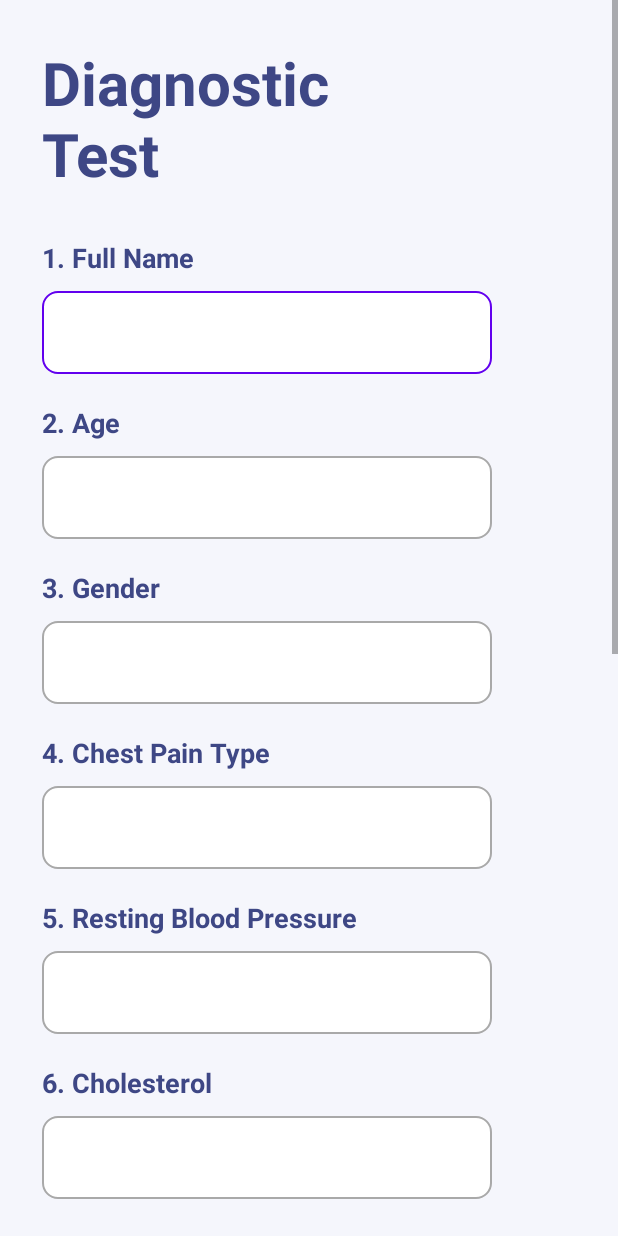
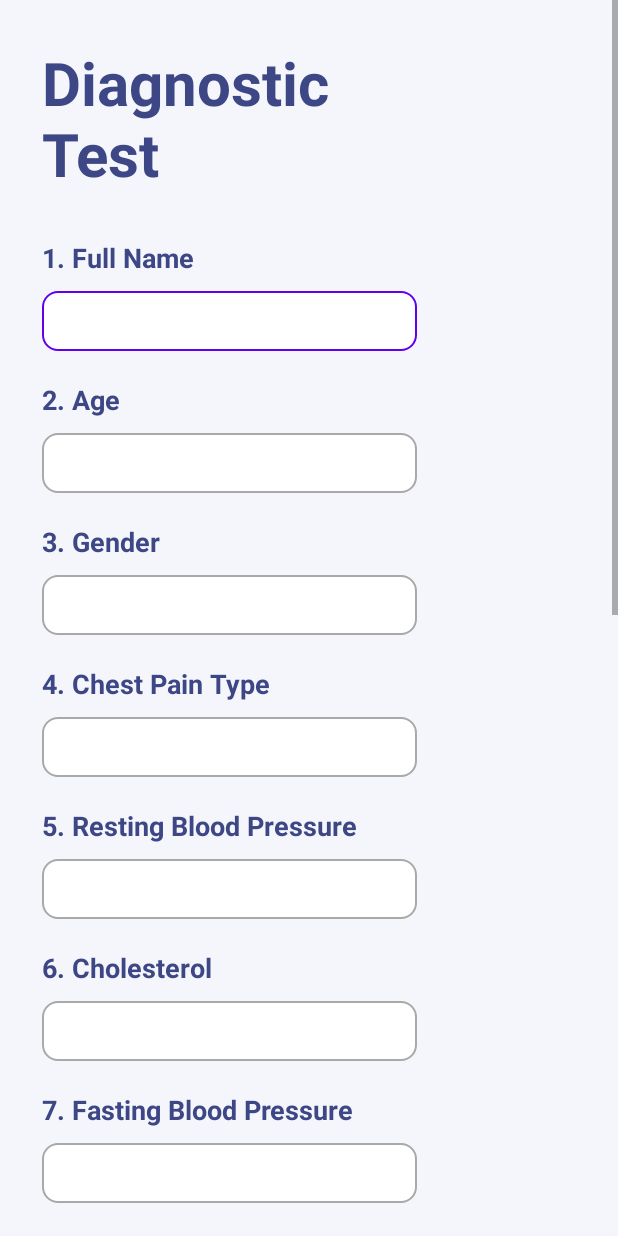
Before and after one commit to klandestinnervio/NervioAndroid, an Android app: the DiagnosticTestActivity screen opened directly, with no data from a screen before it, on a phone screen of 412 x 824 dp. Run offline under Robolectric (Android 15) with nearby library versions, the phone set to English and light mode, and no system bars; libraries missing offline, so code that uses them is left out: org.tensorflow.lite.

Commit message:
penambahan logic diagnosis test

```diff
--- a/app/src/main/res/layout/activity_diagnostic_test.xml
+++ b/app/src/main/res/layout/activity_diagnostic_test.xml
@@ -34,8 +34,9 @@
             android:textSize="18sp" />
 
         <EditText
-            android:layout_width="300dp"
-            android:layout_height="55dp"
+            android:id="@+id/user_name"
+            android:layout_width="250dp"
+            android:layout_height="40dp"
             android:layout_marginStart="20dp"
             android:layout_marginTop="10dp"
             android:background="@drawable/custom_input"
@@ -54,13 +55,14 @@
             android:textSize="18sp" />
 
         <EditText
-            android:layout_width="300dp"
-            android:layout_height="55dp"
+            android:id="@+id/user_age"
+            android:layout_width="250dp"
+            android:layout_height="40dp"
             android:layout_marginStart="20dp"
             android:layout_marginTop="10dp"
             android:background="@drawable/custom_input"
             android:ems="10"
-            android:inputType="text"
+            android:inputType="number"
             android:textSize="15sp" />
         <TextView
             android:layout_width="wrap_content"
@@ -73,13 +75,14 @@
             android:textSize="18sp" />
 
         <EditText
-            android:layout_width="300dp"
-            android:layout_height="55dp"
+            android:id="@+id/user_gender"
+            android:layout_width="250dp"
+            android:layout_height="40dp"
             android:layout_marginStart="20dp"
             android:layout_marginTop="10dp"
             android:background="@drawable/custom_input"
             android:ems="10"
-            android:inputType="text"
+            android:inputType="number"
             android:textSize="15sp" />
         <TextView
             android:layout_width="wrap_content"
@@ -91,13 +94,14 @@
             android:textColor="#3E4785"
             android:textSize="18sp" />
         <EditText
-            android:layout_width="300dp"
-            android:layout_height="55dp"
+            android:id="@+id/user_chest_pain"
+            android:layout_width="250dp"
+            android:layout_height="40dp"
             android:layout_marginStart="20dp"
             android:layout_marginTop="10dp"
             android:background="@drawable/custom_input"
             android:ems="10"
-            android:inputType="text"
+            android:inputType="number"
             android:textSize="15sp" />
         <TextView
             android:layout_width="wrap_content"
@@ -109,13 +113,14 @@
             android:textColor="#3E4785"
             android:textSize="18sp" />
         <EditText
-            android:layout_width="300dp"
-            android:layout_height="55dp"
+            android:id="@+id/user_rest_blood"
+            android:layout_width="250dp"
+            android:layout_height="40dp"
             android:layout_marginStart="20dp"
             android:layout_marginTop="10dp"
             android:background="@drawable/custom_input"
             android:ems="10"
-            android:inputType="text"
+            android:inputType="number"
             android:textSize="15sp" />
         <TextView
             android:layout_width="wrap_content"
@@ -127,13 +132,14 @@
             android:textColor="#3E4785"
             android:textSize="18sp" />
         <EditText
-            android:layout_width="300dp"
-            android:layout_height="55dp"
+            android:id="@+id/user_cholesterol"
+            android:layout_width="250dp"
+            android:layout_height="40dp"
             android:layout_marginStart="20dp"
             android:layout_marginTop="10dp"
             android:background="@drawable/custom_input"
             android:ems="10"
-            android:inputType="text"
+            android:inputType="number"
             android:textSize="15sp" />
         <TextView
             android:layout_width="wrap_content"
@@ -145,13 +151,33 @@
             android:textColor="#3E4785"
             android:textSize="18sp" />
         <EditText
-            android:layout_width="300dp"
-            android:layout_height="55dp"
+            android:id="@+id/user_fasting_blood"
+            android:layout_width="250dp"
+            android:layout_height="40dp"
             android:layout_marginStart="20dp"
             android:layout_marginTop="10dp"
             android:background="@drawable/custom_input"
             android:ems="10"
-            android:inputType="text"
+            android:inputType="number"
+            android:textSize="15sp" />
+        <TextView
+            android:layout_width="wrap_content"
+            android:layout_height="wrap_content"
+            android:layout_marginStart="20dp"
+            android:layout_marginTop="20dp"
+            android:textStyle="bold"
+            android:text="8. Resting Electrocardiographic"
+            android:textColor="#3E4785"
+            android:textSize="18sp" />
+        <EditText
+            android:id="@+id/user_rest_electro"
+            android:layout_width="250dp"
+            android:layout_height="40dp"
+            android:layout_marginStart="20dp"
+            android:layout_marginTop="10dp"
+            android:background="@drawable/custom_input"
+            android:ems="10"
+            android:inputType="number"
             android:textSize="15sp" />
         <TextView
             android:layout_width="wrap_content"
@@ -159,17 +185,18 @@
             android:layout_marginStart="20dp"
             android:textStyle="bold"
             android:layout_marginTop="20dp"
-            android:text="8. Max Heart Rate Achieved"
+            android:text="9. Max Heart Rate Achieved"
             android:textColor="#3E4785"
             android:textSize="18sp" />
         <EditText
-            android:layout_width="300dp"
-            android:layout_height="55dp"
+            android:id="@+id/user_heart_rate"
+            android:layout_width="250dp"
+            android:layout_height="40dp"
             android:layout_marginStart="20dp"
             android:layout_marginTop="10dp"
             android:background="@drawable/custom_input"
             android:ems="10"
-            android:inputType="text"
+            android:inputType="number"
             android:textSize="15sp" />
         <TextView
             android:layout_width="wrap_content"
@@ -177,17 +204,18 @@
             android:layout_marginStart="20dp"
             android:textStyle="bold"
             android:layout_marginTop="20dp"
-            android:text="9. ST Depression induced exercise"
+            android:text="10. Excercise Induced Angina"
             android:textColor="#3E4785"
             android:textSize="18sp" />
         <EditText
-            android:layout_width="300dp"
-            android:layout_height="55dp"
+            android:id="@+id/user_induced_angina"
+            android:layout_width="250dp"
+            android:layout_height="40dp"
             android:layout_marginStart="20dp"
             android:layout_marginTop="10dp"
             android:background="@drawable/custom_input"
             android:ems="10"
-            android:inputType="text"
+            android:inputType="number"
             android:textSize="15sp" />
         <TextView
             android:layout_width="wrap_content"
@@ -195,17 +223,18 @@
             android:layout_marginStart="20dp"
             android:textStyle="bold"
             android:layout_marginTop="20dp"
-            android:text="10. Kind of slope"
+            android:text="11. Oldpeak"
             android:textColor="#3E4785"
             android:textSize="18sp" />
         <EditText
-            android:layout_width="300dp"
-            android:layout_height="55dp"
+            android:id="@+id/user_oldpeak"
+            android:layout_width="250dp"
+            android:layout_height="40dp"
             android:layout_marginStart="20dp"
             android:layout_marginTop="10dp"
             android:background="@drawable/custom_input"
             android:ems="10"
-            android:inputType="text"
+            android:inputType="number"
             android:textSize="15sp" />
         <TextView
             android:layout_width="wrap_content"
@@ -213,17 +242,18 @@
             android:layout_marginStart="20dp"
             android:textStyle="bold"
             android:layout_marginTop="20dp"
-            android:text="11. Major Vessel"
+            android:text="12. Slope of the peak Exercise ST segment"
             android:textColor="#3E4785"
             android:textSize="18sp" />
         <EditText
-            android:layout_width="300dp"
-            android:layout_height="55dp"
+            android:id="@+id/user_kind_slope"
+            android:layout_width="250dp"
+            android:layout_height="40dp"
             android:layout_marginStart="20dp"
             android:layout_marginTop="10dp"
             android:background="@drawable/custom_input"
             android:ems="10"
-            android:inputType="text"
+            android:inputType="number"
             android:textSize="15sp" />
         <TextView
             android:layout_width="wrap_content"
@@ -231,24 +261,44 @@
             android:layout_marginStart="20dp"
             android:textStyle="bold"
             android:layout_marginTop="20dp"
-            android:text="12. Thal Value"
+            android:text="13. Number of major vessels (0-3) colored by flourosopy"
             android:textColor="#3E4785"
             android:textSize="18sp" />
         <EditText
-            android:layout_width="300dp"
-            android:layout_height="55dp"
+            android:id="@+id/user_major_vessel"
+            android:layout_width="250dp"
+            android:layout_height="40dp"
             android:layout_marginStart="20dp"
             android:layout_marginTop="10dp"
             android:background="@drawable/custom_input"
             android:ems="10"
-            android:inputType="text"
+            android:inputType="number"
+            android:textSize="15sp" />
+        <TextView
+            android:layout_width="wrap_content"
+            android:layout_height="wrap_content"
+            android:layout_marginStart="20dp"
+            android:textStyle="bold"
+            android:layout_marginTop="20dp"
+            android:text="14. Thal Value"
+            android:textColor="#3E4785"
+            android:textSize="18sp" />
+        <EditText
+            android:id="@+id/user_thal_value"
+            android:layout_width="250dp"
+            android:layout_height="40dp"
+            android:layout_marginStart="20dp"
+            android:layout_marginTop="10dp"
+            android:background="@drawable/custom_input"
+            android:ems="10"
+            android:inputType="number"
             android:textSize="15sp" />
 
         <Button
             android:id="@+id/btn_result"
             android:layout_marginTop="20dp"
-            android:layout_width="200dp"
-            android:layout_height="70dp"
+            android:layout_width="100dp"
+            android:layout_height="50dp"
             android:text="Finish"
             android:textColor="@color/white"
             android:textSize="20sp"
@@ -256,5 +306,11 @@
             android:backgroundTint="#3E4785"
             android:layout_gravity="center"/>
 
+        <TextView
+        android:id="@+id/textView"
+        android:layout_width="match_parent"
+        android:layout_height="92dp"
+        android:text="TextView" />
+
     </LinearLayout>
 </ScrollView>
--- a/app/src/main/res/layout/activity_result_diagnostic.xml
+++ b/app/src/main/res/layout/activity_result_diagnostic.xml
@@ -45,7 +45,7 @@
             <TextView
                 android:layout_width="wrap_content"
                 android:layout_height="wrap_content"
-                android:layout_marginTop="30dp"
+                android:layout_marginTop="20dp"
                 android:layout_gravity="center_horizontal"
                 android:text="00.00%"
                 android:textColor="#3E4785"
```
Also changed, not shown: app/src/main/java/com/example/nerv_io/DiagnosticTestActivity.kt (+77 -4 lines), app/src/main/java/com/example/nerv_io/ResultDiagnosticActivity.kt (+8 -0 lines).
